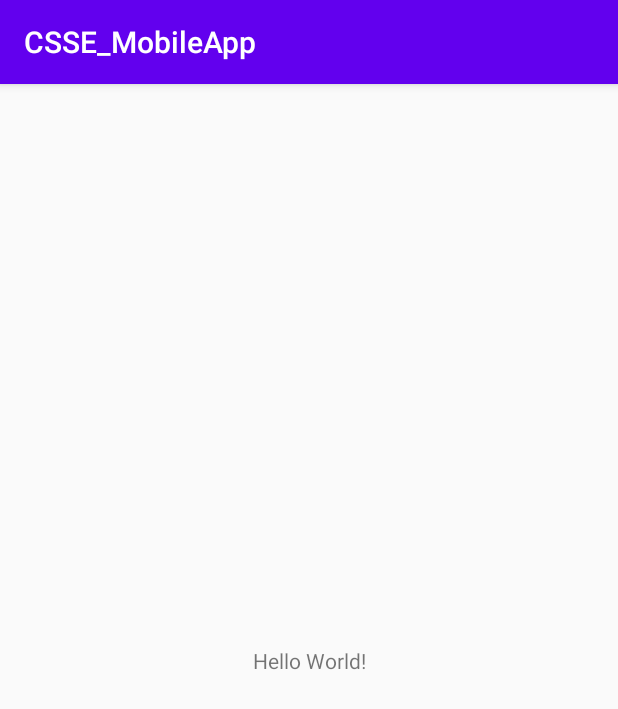
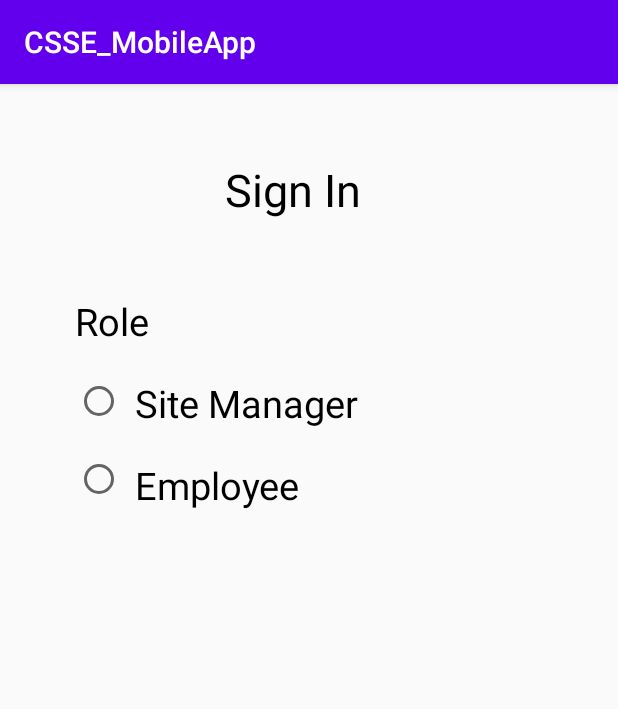
Before and after one commit to TharushiRachel/CSSE_MobileApp, an Android app: the screen it shows after launch (MainActivity), on a phone screen of 412 x 824 dp. Shown: the top 709 px of the screen. Run offline under Robolectric (Android 15) with nearby library versions, the phone set to English and light mode, and no system bars.

Commit message:
Connected with SQL Lite database, created the site manager login

```diff
--- a/app/src/main/AndroidManifest.xml
+++ b/app/src/main/AndroidManifest.xml
@@ -9,6 +9,8 @@
         android:roundIcon="@mipmap/ic_launcher_round"
         android:supportsRtl="true"
         android:theme="@style/AppTheme">
+        <activity android:name=".ViewStock"></activity>
+        <activity android:name=".SiteManagerLogin" />
         <activity android:name=".MainActivity">
             <intent-filter>
                 <action android:name="android.intent.action.MAIN" />
--- a/app/src/main/res/layout/activity_main.xml
+++ b/app/src/main/res/layout/activity_main.xml
@@ -1,5 +1,5 @@
 <?xml version="1.0" encoding="utf-8"?>
-<androidx.constraintlayout.widget.ConstraintLayout xmlns:android="http://schemas.android.com/apk/res/android"
+<RelativeLayout xmlns:android="http://schemas.android.com/apk/res/android"
     xmlns:app="http://schemas.android.com/apk/res-auto"
     xmlns:tools="http://schemas.android.com/tools"
     android:layout_width="match_parent"
@@ -7,12 +7,65 @@
     tools:context=".MainActivity">
 
     <TextView
-        android:layout_width="wrap_content"
+        android:id="@+id/login_text"
+        android:layout_width="match_parent"
         android:layout_height="wrap_content"
-        android:text="Hello World!"
-        app:layout_constraintBottom_toBottomOf="parent"
-        app:layout_constraintLeft_toLeftOf="parent"
-        app:layout_constraintRight_toRightOf="parent"
-        app:layout_constraintTop_toTopOf="parent" />
+        android:text="Sign In"
+        android:textColor="@android:color/black"
+        android:textSize="30dp"
+        android:layout_marginLeft="150dp"
+        android:layout_marginTop="50dp"/>
 
-</androidx.constraintlayout.widget.ConstraintLayout>
+    <TextView
+        android:id="@+id/role_text"
+        android:layout_width="match_parent"
+        android:layout_height="wrap_content"
+        android:layout_below="@id/login_text"
+        android:text="Role"
+        android:textSize="25dp"
+        android:textColor="@android:color/black"
+        android:layout_marginTop="50dp"
+        android:layout_marginLeft="50dp"/>
+
+    <RadioButton
+        android:id="@+id/siteManager"
+        android:layout_width="match_parent"
+        android:layout_height="wrap_content"
+        android:layout_below="@id/role_text"
+        android:onClick="sendMessage"
+        android:layout_marginTop="20dp"
+        android:layout_marginLeft="50dp"/>
+
+    <TextView
+        android:id="@+id/siteManager_text"
+        android:layout_width="match_parent"
+        android:layout_height="wrap_content"
+        android:layout_below="@id/role_text"
+        android:text="Site Manager"
+        android:textSize="25dp"
+        android:textColor="@android:color/black"
+        android:layout_marginTop="20dp"
+        android:layout_marginLeft="90dp"
+        />
+
+    <RadioButton
+        android:id="@+id/employee"
+        android:layout_width="match_parent"
+        android:layout_height="wrap_content"
+        android:layout_below="@id/siteManager"
+        android:layout_marginTop="20dp"
+        android:layout_marginLeft="50dp"/>
+
+    <TextView
+        android:id="@+id/employee_text"
+        android:layout_width="match_parent"
+        android:layout_height="wrap_content"
+        android:layout_below="@id/siteManager_text"
+        android:text="Employee"
+        android:textSize="25dp"
+        android:textColor="@android:color/black"
+        android:layout_marginTop="20dp"
+        android:layout_marginLeft="90dp"
+        />
+
+</RelativeLayout>
```
Also changed, not shown: app/build.gradle (+8 -3 lines), app/src/main/java/com/example/csse_mobileapp/Database/Constants.java (added, +15 -0 lines), app/src/main/java/com/example/csse_mobileapp/Database/DBHelper.java (added, +93 -0 lines), app/src/main/java/com/example/csse_mobileapp/MainActivity.java (+8 -0 lines), app/src/main/java/com/example/csse_mobileapp/SiteManagerLogin.java (added, +60 -0 lines), app/src/main/java/com/example/csse_mobileapp/ViewStock.java (added, +14 -0 lines), app/src/main/res/drawable/buttons.xml (added, +13 -0 lines), app/src/main/res/drawable/input_design.xml (added, +20 -0 lines), app/src/main/res/layout/activity_site_manager_login.xml (added, +82 -0 lines).
